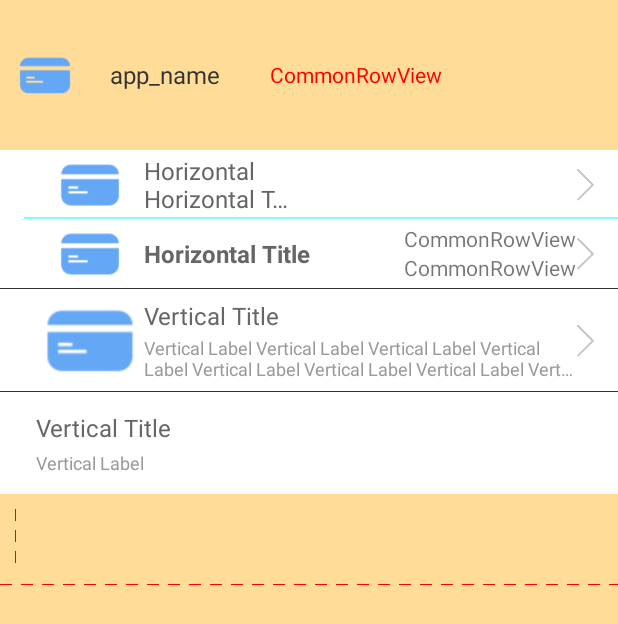
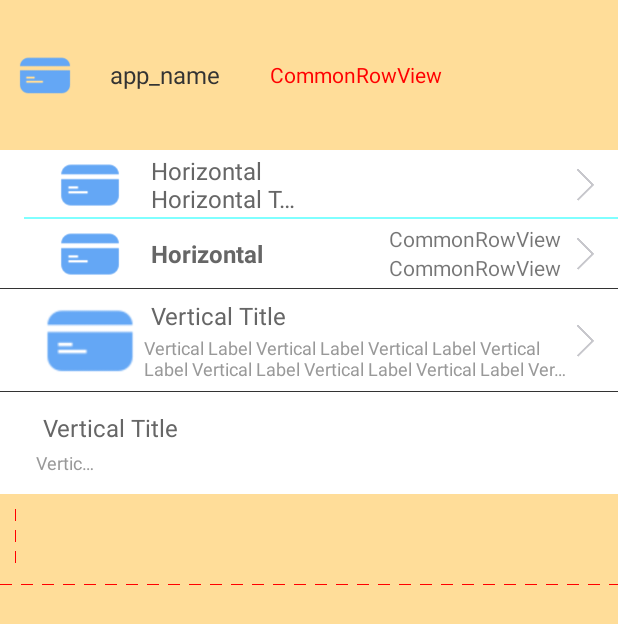
Before and after one commit to crabfang/CommonRowView, an Android app: the screen it shows after launch (MainActivity), on a phone screen of 412 x 824 dp. Shown: the top 624 px of the screen. Run offline under Robolectric (Android 15) with nearby library versions, the phone set to English and light mode, and no system bars.

Commit message:
[FIX]修复布局解析问题

```diff
--- a/library/src/main/java/com/cabe/lib/ui/rowview/AbstractRowView.java
+++ b/library/src/main/java/com/cabe/lib/ui/rowview/AbstractRowView.java
@@ -23,6 +23,10 @@ import android.widget.TextView;
  * Created by cabe on 16/3/28.
  */
 public abstract class AbstractRowView extends ConstraintLayout {
+    public final static int TEXT_STYLE_NORMAL = 1;
+    public final static int TEXT_STYLE_BOLD = 2;
+    public final static int TEXT_STYLE_ITALIC = 3;
+    public final static int TEXT_STYLE_BOLD_ITALIC = 4;
     protected View viewTitle;
     protected RelativeLayout viewLabel;
     protected RelativeLayout viewOption;
@@ -38,6 +42,8 @@ public abstract class AbstractRowView extends ConstraintLayout {
     protected int DEFAULT_TITLE_COLOR = 0xFF666666;
     protected int DEFAULT_LABEL_SIZE = 0;
     protected int DEFAULT_LABEL_COLOR = 0xFF999999;
+    protected int DEFAULT_TITLE_LINE = 1;
+    protected int DEFAULT_LABEL_LINE = 2;
 
     private boolean showDivider = false;
     private DividerPosition dividerPosition;
@@ -57,17 +63,21 @@ public abstract class AbstractRowView extends ConstraintLayout {
     public AbstractRowView(Context context, AttributeSet attrs, int defStyleAttr) {
         super(context, attrs, defStyleAttr);
 
-        initDefaultConfig(context);
+        initDefaultConfig();
         initView(context);
         initAttr(context, attrs, defStyleAttr);
     }
 
-    private void initDefaultConfig(Context context) {
-        float density = context.getResources().getDisplayMetrics().density;
-        DEFAULT_ICON_PADDING = (int) (density * 5);
-        DEFAULT_OPTION_PADDING = (int) (density * 10);
-        DEFAULT_TITLE_SIZE = (int) (density * 16);
-        DEFAULT_LABEL_SIZE = (int) (density * 12);
+    private int getSP(int val) {
+        float density = getResources().getDisplayMetrics().density;
+        return (int) (density * val);
+    }
+
+    protected void initDefaultConfig() {
+        DEFAULT_ICON_PADDING = getSP(5);
+        DEFAULT_OPTION_PADDING = getSP(10);
+        DEFAULT_TITLE_SIZE = getSP(16);
+        DEFAULT_LABEL_SIZE = getSP(12);
     }
 
     protected abstract void initView(Context context);
@@ -82,10 +92,7 @@ public abstract class AbstractRowView extends ConstraintLayout {
         } else {
             setIcon(0);
         }
-        if(a.hasValue(R.styleable.LayoutRowViewNormal_rv_titleDrawablePadding)) {
-            setIconPadding((int) a.getDimension(R.styleable.LayoutRowViewNormal_rv_titleDrawablePadding, DEFAULT_ICON_PADDING));
-            rvIcon.setVisibility(View.VISIBLE);
-        }
+        setIconPadding((int) a.getDimension(R.styleable.LayoutRowViewNormal_rv_titleDrawablePadding, DEFAULT_ICON_PADDING));
 
         int defaultWidth = LayoutParams.WRAP_CONTENT;
         int iconWidth = (int) a.getDimension(R.styleable.LayoutRowViewNormal_rv_titleDrawableWidth, defaultWidth);
@@ -111,17 +118,14 @@ public abstract class AbstractRowView extends ConstraintLayout {
         } else {
             setTitleWidth(ViewGroup.LayoutParams.WRAP_CONTENT);
         }
-        if(a.hasValue(R.styleable.LayoutRowViewNormal_rv_titleMaxLines)) {
-            int maxLines = a.getInt(R.styleable.LayoutRowViewNormal_rv_titleMaxLines, 1);
-            setTitleMaxLines(maxLines);
-        }
+        setTitleMaxLines(a.getInt(R.styleable.LayoutRowViewNormal_rv_titleMaxLines, DEFAULT_TITLE_LINE));
         if(a.hasValue(R.styleable.LayoutRowViewNormal_rv_titleEllipsize)) {
             int val = a.getInt(R.styleable.LayoutRowViewNormal_rv_titleEllipsize, 3);
             Ellipsize ellipsize = Ellipsize.create(val);
             setTitleEllipsize(ellipsize);
         }
         if(a.hasValue(R.styleable.LayoutRowViewNormal_rv_titleStyle)) {
-            int val = a.getInt(R.styleable.LayoutRowViewNormal_rv_titleStyle, 1);
+            int val = a.getInt(R.styleable.LayoutRowViewNormal_rv_titleStyle, TEXT_STYLE_NORMAL);
             setTitleStyle(val);
         }
 
@@ -133,14 +137,15 @@ public abstract class AbstractRowView extends ConstraintLayout {
         } else {
             setLabel("");
         }
-        if(a.hasValue(R.styleable.LayoutRowViewNormal_rv_labelMaxLines)) {
-            int maxLines = a.getInt(R.styleable.LayoutRowViewNormal_rv_labelMaxLines, 1);
-            setLabelMaxLines(maxLines);
-        }
+        setLabelMaxLines(a.getInt(R.styleable.LayoutRowViewNormal_rv_labelMaxLines, DEFAULT_LABEL_LINE));
         if(a.hasValue(R.styleable.LayoutRowViewNormal_rv_labelEllipsize)) {
             int val = a.getInt(R.styleable.LayoutRowViewNormal_rv_labelEllipsize, 3);
             Ellipsize ellipsize = Ellipsize.create(val);
             setLabelEllipsize(ellipsize);
+        }
+        if(a.hasValue(R.styleable.LayoutRowViewNormal_rv_labelStyle)) {
+            int val = a.getInt(R.styleable.LayoutRowViewNormal_rv_labelStyle, TEXT_STYLE_NORMAL);
+            setLabelStyle(val);
         }
 
         int optionPadding = (int) a.getDimension(R.styleable.LayoutRowViewNormal_rv_optionPadding, DEFAULT_OPTION_PADDING);
@@ -337,13 +342,13 @@ public abstract class AbstractRowView extends ConstraintLayout {
     public void setTitleStyle(int textStyle) {
         Typeface typeface;
         switch (textStyle) {
-            case 2:
+            case TEXT_STYLE_BOLD:
                 typeface = Typeface.defaultFromStyle(Typeface.BOLD);
                 break;
-            case 3:
+            case TEXT_STYLE_ITALIC:
                 typeface = Typeface.defaultFromStyle(Typeface.ITALIC);
                 break;
-            case 4:
+            case TEXT_STYLE_BOLD_ITALIC:
                 typeface = Typeface.defaultFromStyle(Typeface.BOLD_ITALIC);
                 break;
             default:
@@ -383,12 +388,31 @@ public abstract class AbstractRowView extends ConstraintLayout {
         viewLabel.setGravity(gravityVal);
     }
 
+    public void setLabelStyle(int textStyle) {
+        Typeface typeface;
+        switch (textStyle) {
+            case TEXT_STYLE_BOLD:
+                typeface = Typeface.defaultFromStyle(Typeface.BOLD);
+                break;
+            case TEXT_STYLE_ITALIC:
+                typeface = Typeface.defaultFromStyle(Typeface.ITALIC);
+                break;
+            case TEXT_STYLE_BOLD_ITALIC:
+                typeface = Typeface.defaultFromStyle(Typeface.BOLD_ITALIC);
+                break;
+            default:
+                typeface = Typeface.defaultFromStyle(Typeface.NORMAL);
+                break;
+        }
+        rvLabel.setTypeface(typeface);
+    }
+
     public void setIconPadding(int padding) {
-        if(rvIcon == null) return;
-
-        ConstraintLayout.LayoutParams params = (ConstraintLayout.LayoutParams) rvIcon.getLayoutParams();
-        params.rightMargin = padding;
-        rvIcon.setLayoutParams(params);
+        if(viewTitle != null) {
+            ConstraintLayout.LayoutParams params = (ConstraintLayout.LayoutParams) viewTitle.getLayoutParams();
+            params.leftMargin = padding;
+            viewTitle.setLayoutParams(params);
+        }
     }
 
     public void setIconSize(int width, int height) {
@@ -401,10 +425,10 @@ public abstract class AbstractRowView extends ConstraintLayout {
     }
 
     public void setOptionPadding(int padding) {
-        if(viewOption != null) {
-            ConstraintLayout.LayoutParams params = (ConstraintLayout.LayoutParams) viewOption.getLayoutParams();
-            params.leftMargin = padding;
-            viewOption.setLayoutParams(params);
+        if(viewLabel != null) {
+            ConstraintLayout.LayoutParams params = (ConstraintLayout.LayoutParams) viewLabel.getLayoutParams();
+            params.rightMargin = padding;
+            viewLabel.setLayoutParams(params);
         }
     }
 
--- a/library/src/main/java/com/cabe/lib/ui/rowview/TipsRowView.java
+++ b/library/src/main/java/com/cabe/lib/ui/rowview/TipsRowView.java
@@ -32,6 +32,12 @@ public class TipsRowView extends AbstractRowView {
 
     public TipsRowView(Context context, AttributeSet attrs, int defStyleAttr) {
         super(context, attrs, defStyleAttr);
+    }
+
+    @Override
+    protected void initDefaultConfig() {
+        super.initDefaultConfig();
+        DEFAULT_LABEL_LINE = 1;
     }
 
     @Override
--- a/library/src/main/res/layout/layout_custom_row_op_tips.xml
+++ b/library/src/main/res/layout/layout_custom_row_op_tips.xml
@@ -17,21 +17,18 @@
         app:layout_constraintBottom_toBottomOf="parent" />
 
     <LinearLayout
-        android:id="@+id/layout_custom_row_t_view_info"
-        android:layout_width="wrap_content"
-        android:layout_height="wrap_content"
-        android:layout_centerVertical="true"
-        android:orientation="vertical"
-        tools:layout_marginLeft="10dp"
-        app:layout_constraintLeft_toRightOf="@+id/layout_custom_row_t_icon"
-        app:layout_constraintTop_toTopOf="parent"
-        app:layout_constraintBottom_toBottomOf="parent" >
-
-        <LinearLayout
         android:id="@+id/layout_custom_row_t_view_title"
         android:layout_width="wrap_content"
         android:layout_height="wrap_content"
-            android:orientation="horizontal" >
+        android:orientation="horizontal"
+        tools:layout_marginLeft="10dp"
+        app:layout_constraintVertical_chainStyle="packed"
+        app:layout_constrainedWidth="true"
+        app:layout_constraintHorizontal_bias="0"
+        app:layout_constraintLeft_toRightOf="@+id/layout_custom_row_t_icon"
+        app:layout_constraintRight_toRightOf="parent"
+        app:layout_constraintTop_toTopOf="parent"
+        app:layout_constraintBottom_toTopOf="@+id/layout_custom_row_t_view_hint" >
 
         <TextView
             android:id="@+id/layout_custom_row_t_head_title"
@@ -55,9 +52,16 @@
 
     <RelativeLayout
         android:id="@+id/layout_custom_row_t_view_hint"
-            android:layout_width="match_parent"
+        android:layout_width="wrap_content"
         android:layout_height="wrap_content"
-            android:layout_marginTop="4dp">
+        android:layout_marginTop="4dp"
+        tools:layout_marginLeft="10dp"
+        app:layout_constrainedWidth="true"
+        app:layout_constraintHorizontal_bias="0"
+        app:layout_constraintLeft_toRightOf="@+id/layout_custom_row_t_icon"
+        app:layout_constraintRight_toRightOf="parent"
+        app:layout_constraintTop_toBottomOf="@+id/layout_custom_row_t_view_title"
+        app:layout_constraintBottom_toBottomOf="parent" >
 
         <TextView
             android:id="@+id/layout_custom_row_t_hint_tips"
@@ -67,11 +71,16 @@
             android:ellipsize="end"
             android:textSize="12sp"
             android:textColor="#999999"
-                tools:text="@string/app_name" />
+            tools:text="string_app_name" />
 
     </RelativeLayout>
 
-    </LinearLayout>
+    <android.support.constraint.Barrier
+        android:id="@+id/layout_custom_row_t_view_info"
+        android:layout_width="wrap_content"
+        android:layout_height="wrap_content"
+        app:barrierDirection="right"
+        app:constraint_referenced_ids="layout_custom_row_t_view_title,layout_custom_row_t_view_hint" />
 
     <LinearLayout
         android:id="@+id/layout_custom_row_t_view_tips"
--- a/library/src/main/res/layout/layout_custom_row_op_vertical.xml
+++ b/library/src/main/res/layout/layout_custom_row_op_vertical.xml
@@ -31,11 +31,24 @@
         app:layout_constraintTop_toTopOf="parent"
         app:layout_constraintBottom_toBottomOf="parent" >
 
+
+
+    </LinearLayout>
+
     <android.support.constraint.ConstraintLayout
         android:id="@+id/layout_custom_row_v_view_head"
         android:layout_width="wrap_content"
         android:layout_height="wrap_content"
-            android:orientation="horizontal" >
+        android:orientation="horizontal"
+        tools:layout_marginLeft="10dp"
+        tools:layout_marginRight="10dp"
+        app:layout_constraintVertical_chainStyle="packed"
+        app:layout_constrainedWidth="true"
+        app:layout_constraintHorizontal_bias="0"
+        app:layout_constraintLeft_toRightOf="@+id/layout_custom_row_v_icon"
+        app:layout_constraintRight_toLeftOf="@+id/layout_custom_row_v_view_option"
+        app:layout_constraintTop_toTopOf="parent"
+        app:layout_constraintBottom_toTopOf="@+id/layout_custom_row_v_view_hint" >
 
         <TextView
             android:id="@+id/layout_custom_row_v_head_title"
@@ -69,7 +82,15 @@
         android:id="@+id/layout_custom_row_v_view_hint"
         android:layout_width="wrap_content"
         android:layout_height="wrap_content"
-            android:layout_marginTop="2dp" >
+        android:layout_marginTop="2dp"
+        tools:layout_marginLeft="10dp"
+        tools:layout_marginRight="10dp"
+        app:layout_constrainedWidth="true"
+        app:layout_constraintHorizontal_bias="0"
+        app:layout_constraintLeft_toRightOf="@+id/layout_custom_row_v_icon"
+        app:layout_constraintRight_toLeftOf="@+id/layout_custom_row_v_view_option"
+        app:layout_constraintTop_toBottomOf="@+id/layout_custom_row_v_view_head"
+        app:layout_constraintBottom_toBottomOf="parent" >
 
         <TextView
             android:id="@+id/layout_custom_row_v_hint_tips"
@@ -82,8 +103,6 @@
             tools:text="string_app_namestring_app_namestring_app_namestring_app_namestring_app_name" />
 
     </RelativeLayout>
-
-    </LinearLayout>
 
     <RelativeLayout
         android:id="@+id/layout_custom_row_v_view_option"
--- a/library/src/main/res/values/row_custom_attrs.xml
+++ b/library/src/main/res/values/row_custom_attrs.xml
@@ -37,6 +37,12 @@
             <enum name="Center" value="2" />
             <enum name="Right" value="3" />
         </attr>
+        <attr name="rv_labelStyle">
+            <enum name="normal" value="1" />
+            <enum name="bold" value="2" />
+            <enum name="italic" value="3" />
+            <enum name="bold_italic" value="4" />
+        </attr>
         <attr name="rv_labelLayout" format="reference" />
         <attr name="rv_tipsSize_1" format="dimension|reference" />
         <attr name="rv_tipsColor_1" format="color|reference" />
--- a/sample/src/main/res/layout/main_activity.xml
+++ b/sample/src/main/res/layout/main_activity.xml
@@ -56,7 +56,7 @@
     <com.cabe.lib.ui.rowview.HorizontalRowView
         android:id="@+id/frag_me_row_bank_h_1"
         style="@style/RowViewStyle"
-        app:rv_title="Horizontal Title"
+        app:rv_title="Horizontal"
         app:rv_titleDrawablePadding="5dp"
         app:rv_titleDrawable="@drawable/rp_icon_me_card"
         app:rv_titleStyle="bold"
@@ -94,7 +94,7 @@
         android:id="@+id/frag_me_row_bank_tips"
         style="@style/RowViewStyle.V"
         app:rv_title="Vertical Title"
-        app:rv_labelValue="Vertical Label"
+        app:rv_labelValue="Vertical \n Label"
         app:rv_tips_1="Vertical Tips 1"
         app:rv_tips_2="Vertical Tips 2"
         app:rv_optionPadding="2dp"
```
Also changed, not shown: 1 other file. Lines whose indentation alone changed are shown as unchanged.
